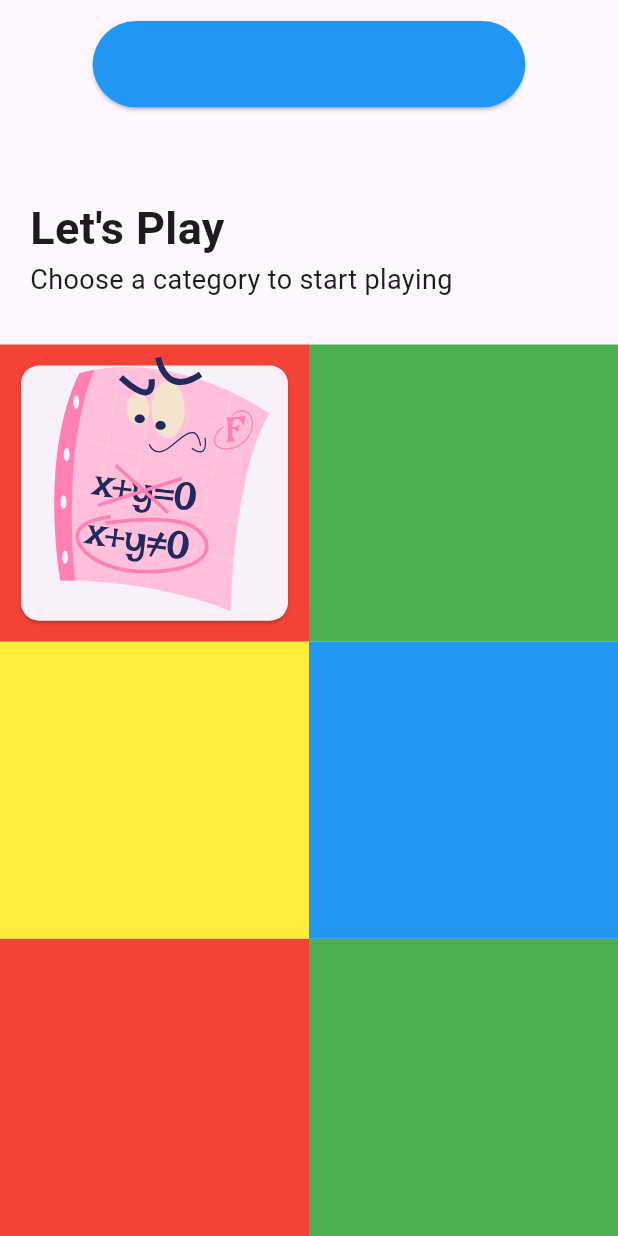
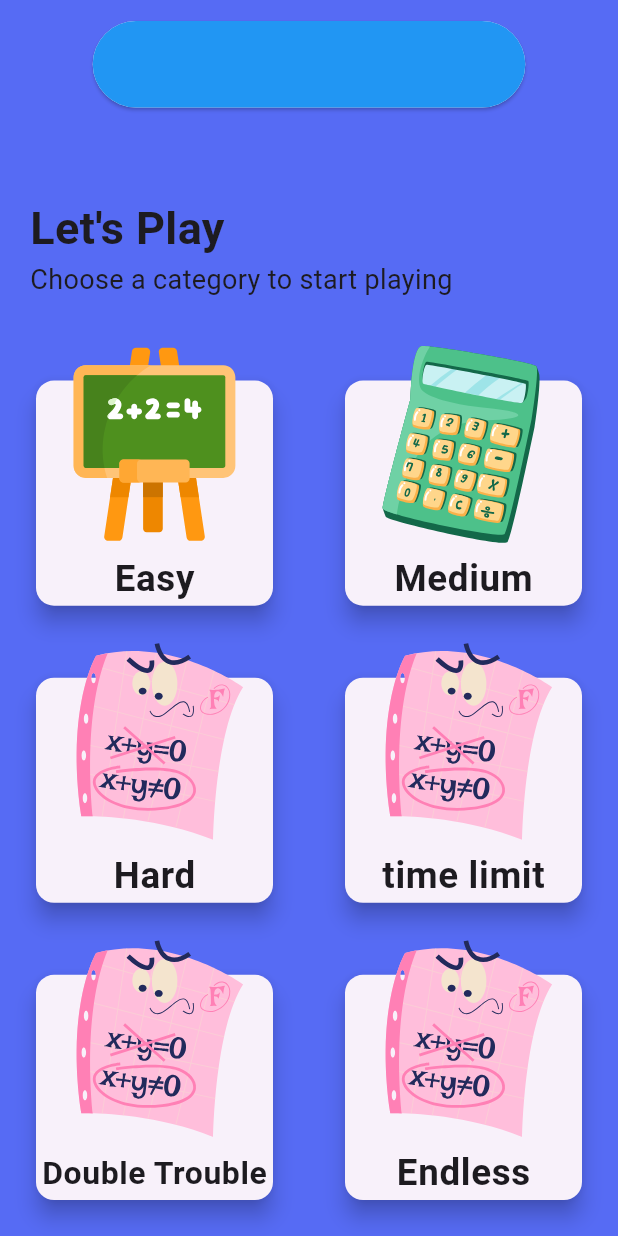
Before and after one commit to SM-SHIFAT/one-two-three-flutter-quiz-app, a Flutter app: the screen it shows after launch, on a phone screen of 412 x 824 dp. Run offline on Flutter 3.47's test engine with Material 3 defaults, Android fonts, the phone set to English and light mode, and no system bars; our stand-ins replace flutter_svg; missing offline and left inert: superellipse_shape.

Commit message:
menu button added.

```diff
--- a/lib/menu/view/view_page.dart
+++ b/lib/menu/view/view_page.dart
@@ -1,8 +1,6 @@
-import 'dart:math';
+import 'package:flutter/material.dart';
 
-import 'package:flutter/material.dart';
-import 'package:flutter_svg/flutter_svg.dart';
-import 'package:superellipse_shape/superellipse_shape.dart';
+import '../widget/menu_item_button.dart';
 
 class MenuPage extends StatelessWidget {
   const MenuPage({super.key});
@@ -21,6 +19,7 @@ class MenuPage extends StatelessWidget {
     Size size = MediaQuery.of(context).size;
     return SafeArea(
       child: Scaffold(
+        backgroundColor: Color.fromARGB(255, 86, 107, 244),
         // appBar: AppBar(
         //   title: const Text('Menu Page'),
         // ),
@@ -74,74 +73,42 @@ class MenuPage extends StatelessWidget {
                       Expanded(
                         child: Row(
                           children: [
-                            Expanded(
-                                child: Container(
-                              color: Colors.red,
-                              child: LayoutBuilder(builder: (context, cons) {
-                                final length =
-                                    min(cons.maxHeight, cons.maxWidth);
-                                return Center(
-                                  child: Container(
-                                    height: length,
-                                    width: length,
-                                    margin: const EdgeInsets.all(10),
-                                    // color: Colors.blue,
-                                    child: Stack(
-                                      clipBehavior: Clip.none,
-                                      children: [
-                                        Positioned.fill(
-                                          child: Card(
-                                            shape: SuperellipseShape(
-                                             borderRadius:
-                                                  BorderRadius.circular(28.0),
-                                            ),
-                                          ),
-                                        ),
-                                        Positioned(
-                                          top: -10,
-                                          left: 0,
-                                          right: 0,
-                                          child: AspectRatio(
-                                            aspectRatio: 1,
-                                            child: SvgPicture.asset(
-                                              "assets/icons/math.svg",
-
-                                              semanticsLabel: 'icon',
-                                            ),
-                                          ),
-                                        ),
-                                      ],
-                                    ),
-                                  ),
-                                );
-                              }),
-                            )),
-                            Expanded(
-                                child: Container(
-                              color: Colors.green,
-                            )),
+                            MenuButton(
+                              assetsImagePath: "assets/icons/b.svg",
+                              labelText: item[0],
+                            ),
+                            MenuButton(
+                              assetsImagePath: "assets/icons/a.svg",
+                              labelText: item[1],
+                            ),
                           ],
                         ),
                       ),
                       Expanded(
                         child: Row(
                           children: [
-                            Expanded(
-                                child: Container(
-                              color: Colors.yellow,
-                            )),
-                            Expanded(child: Container(color: Colors.blue)),
+                            MenuButton(
+                              assetsImagePath: "assets/icons/c.svg",
+                              labelText: item[2],
+                            ),
+                            MenuButton(
+                              assetsImagePath: "assets/icons/c.svg",
+                              labelText: item[3],
+                            ),
                           ],
                         ),
                       ),
                       Expanded(
                         child: Row(
                           children: [
-                            Expanded(
-                                child: Container(
-                              color: Colors.red,
-                            )),
-                            Expanded(child: Container(color: Colors.green)),
+                            MenuButton(
+                              assetsImagePath: "assets/icons/c.svg",
+                              labelText: item[4],
+                            ),
+                            MenuButton(
+                              assetsImagePath: "assets/icons/c.svg",
+                              labelText: item[5],
+                            ),
                           ],
                         ),
                       ),
@@ -151,26 +118,6 @@ class MenuPage extends StatelessWidget {
                   return Container();
                 }
               }),
-
-              // GridView.builder(
-              //   // Suggested code may be subject to a license. Learn more: ~LicenseLog:3326103951.
-              //   gridDelegate: const SliverGridDelegateWithFixedCrossAxisCount(
-              //     crossAxisCount: 2,
-              //     crossAxisSpacing: 10,
-              //     mainAxisSpacing: 10,
-              //   ),
-              //   padding: const EdgeInsets.symmetric(horizontal: 10),
-
-              //   itemCount: item.length,
-              //   itemBuilder: (BuildContext context, int index) {
-              //     return Container(
-              //       color: Colors.grey,
-              //       child: Center(
-              //         child: Text(item[index]),
-              //       ),
-              //     );
-              //   },
-              // ),
             ),
           ],
         ),
--- /dev/null
+++ b/lib/menu/widget/menu_item_button.dart
@@ -0,0 +1,84 @@
+import 'dart:math';
+
+import 'package:flutter/material.dart';
+import 'package:flutter_svg/flutter_svg.dart';
+import 'package:superellipse_shape/superellipse_shape.dart';
+
+class MenuButton extends StatelessWidget {
+  const MenuButton({
+    super.key,
+    required this.assetsImagePath,
+    required this.labelText,
+  });
+
+  final String assetsImagePath;
+  final String labelText;
+  static const double bottomTextHeight = 45.0;
+
+  @override
+  Widget build(BuildContext context) {
+    return Expanded(
+      child: Container(
+        // color: Colors.red,
+        child: LayoutBuilder(builder: (context, cons) {
+          final length = min(cons.maxHeight, cons.maxWidth);
+          // print(length / 5);
+          return Center(
+            child: Container(
+              height: length,
+              width: length,
+              margin: const EdgeInsets.all(10),
+              padding: const EdgeInsets.all(10),
+              // color: Colors.blue,
+              child: Stack(
+                clipBehavior: Clip.none,
+                children: [
+                  Positioned.fill(
+                    child: Card(
+                      elevation: 6,
+                      shape: SuperellipseShape(
+                        borderRadius: BorderRadius.circular(length / 5),
+                      ),
+                    ),
+                  ),
+                  Positioned(
+                    top: -20,
+                    left: 0,
+                    right: 0,
+                    bottom: bottomTextHeight,
+                    child: AspectRatio(
+                      aspectRatio: 1,
+                      child: Container(
+                        //  color: Colors.green,
+                        child: SvgPicture.asset(
+                          assetsImagePath,
+                          semanticsLabel: 'icon',
+                        ),
+                      ),
+                    ),
+                  ),
+                  Positioned(
+                    bottom: 0,
+                    left: 0,
+                    right: 0,
+                    child: Container(
+                      height: bottomTextHeight,
+                      padding: EdgeInsets.symmetric(horizontal: 8, vertical: 5),
+                      //  color: Colors.amber,
+                      child: FittedBox(
+                        child: Text(
+                          labelText,
+                          style: TextStyle(fontWeight: FontWeight.bold),
+                        ),
+                      ),
+                    ),
+                  ),
+                ],
+              ),
+            ),
+          );
+        }),
+      ),
+    );
+  }
+}
```
Also changed, not shown: assets/icons/a.svg (added), assets/icons/b.svg (added), assets/icons/c.svg (added), assets/icons/calculator.svg (deleted), assets/icons/math.svg (deleted), pubspec.lock.
